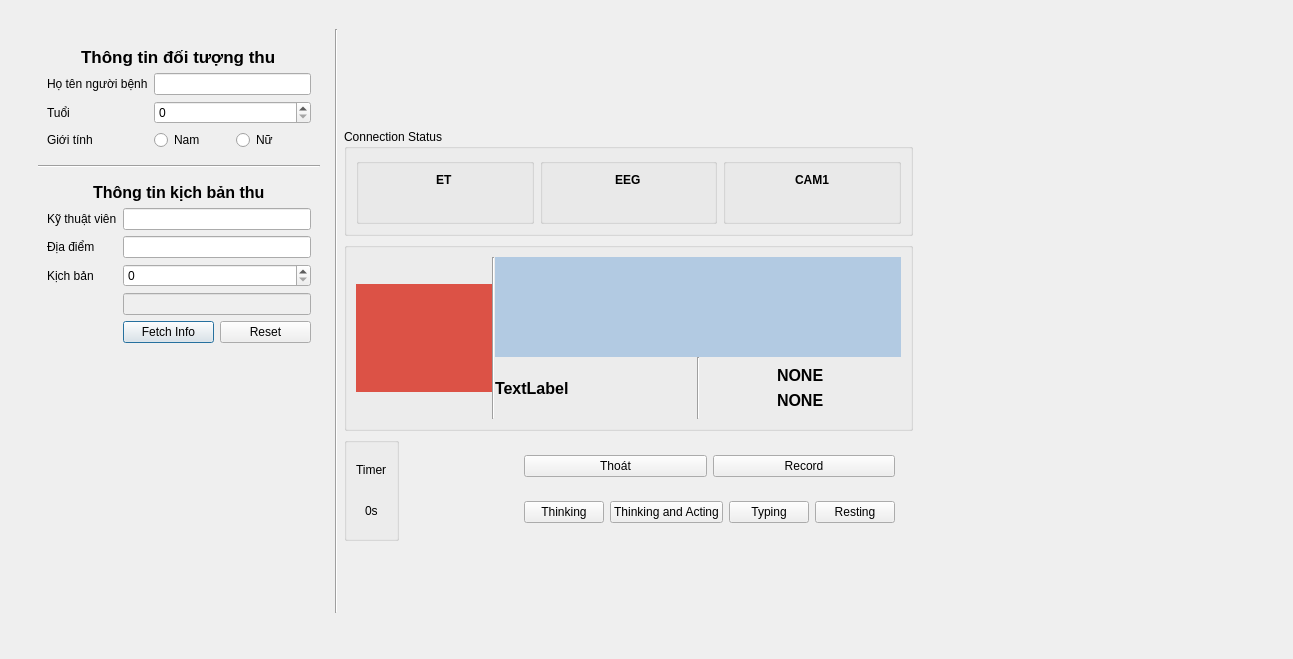
Above: UiFiles/createSample.ui from dangkh/UIDataCollection before the change. Below: the same form after it.
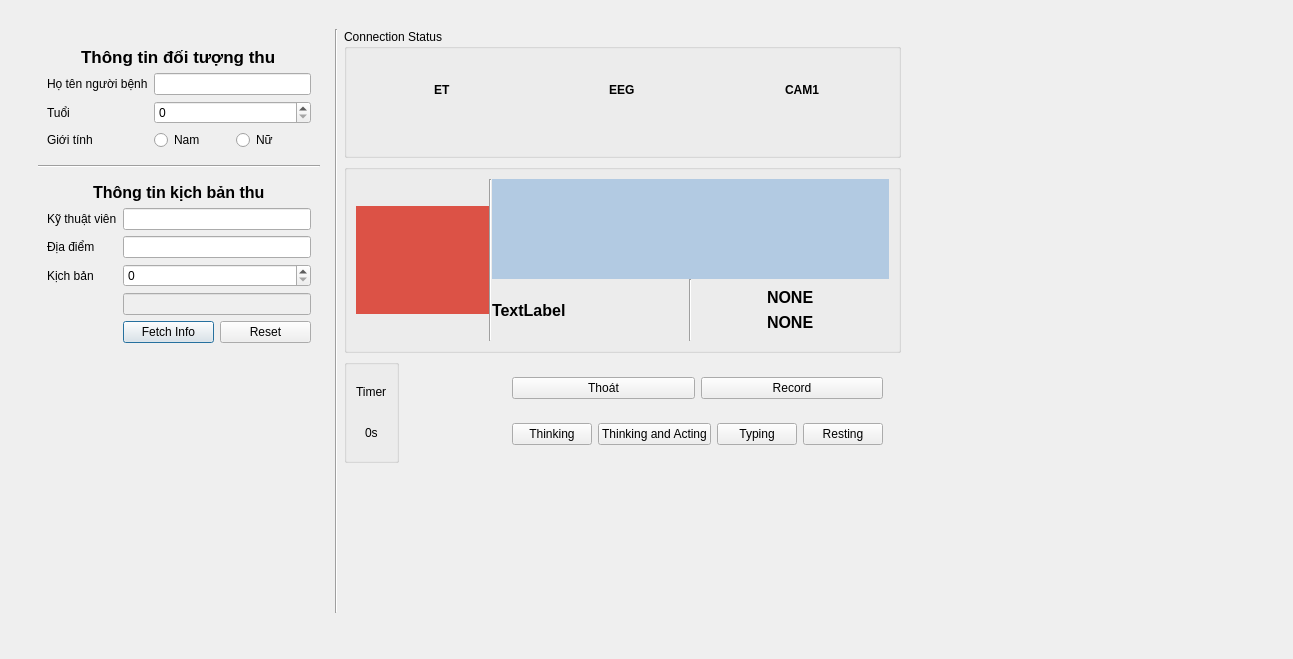
That is the form after the change. Icons and pictures are not drawn.

Commit message: add HMI logo

Patch:
```diff
--- a/UiFiles/createSample.ui
+++ b/UiFiles/createSample.ui
@@ -253,8 +253,8 @@
            <rect>
             <x>0</x>
             <y>0</y>
-            <width>569</width>
-            <height>512</height>
+            <width>557</width>
+            <height>434</height>
            </rect>
           </property>
           <layout class="QGridLayout" name="layoutVisual" rowstretch="2,0,0,0">
@@ -370,165 +370,6 @@
              </item>
             </layout>
            </item>
-           <item row="1" column="0">
-            <widget class="QGroupBox" name="widSignal">
-             <property name="styleSheet">
-              <string notr="true"/>
-             </property>
-             <property name="title">
-              <string>Connection Status</string>
-             </property>
-             <layout class="QHBoxLayout" name="horizontalLayout_6">
-              <item>
-               <widget class="QGroupBox" name="groupBox_2">
-                <property name="title">
-                 <string/>
-                </property>
-                <layout class="QVBoxLayout" name="verticalLayout_4">
-                 <item alignment="Qt::AlignHCenter">
-                  <widget class="QLabel" name="label_ET">
-                   <property name="font">
-                    <font>
-                     <weight>75</weight>
-                     <bold>true</bold>
-                    </font>
-                   </property>
-                   <property name="text">
-                    <string>ET</string>
-                   </property>
-                  </widget>
-                 </item>
-                 <item alignment="Qt::AlignHCenter">
-                  <widget class="QToolButton" name="SignalET">
-                   <property name="enabled">
-                    <bool>false</bool>
-                   </property>
-                   <property name="styleSheet">
-                    <string notr="true">background-color: rgba(255,255,255,0);border: 0px;</string>
-                   </property>
-                   <property name="text">
-                    <string/>
-                   </property>
-                   <property name="icon">
-                    <iconset>
-                     <normaloff>../redBtn.png</normaloff>
-                     <normalon>../greenbt2.png</normalon>
-                     <disabledoff>../greenbt2.png</disabledoff>
-                     <disabledon>../redBtn.png</disabledon>
-                     <selectedoff>../redBtn.png</selectedoff>../redBtn.png</iconset>
-                   </property>
-                   <property name="checkable">
-                    <bool>true</bool>
-                   </property>
-                   <property name="checked">
-                    <bool>true</bool>
-                   </property>
-                  </widget>
-                 </item>
-                </layout>
-               </widget>
-              </item>
-              <item>
-               <widget class="QGroupBox" name="groupBox_3">
-                <property name="title">
-                 <string/>
-                </property>
-                <layout class="QVBoxLayout" name="verticalLayout_5">
-                 <item alignment="Qt::AlignHCenter">
-                  <widget class="QLabel" name="label_EEG">
-                   <property name="font">
-                    <font>
-                     <weight>75</weight>
-                     <bold>true</bold>
-                    </font>
-                   </property>
-                   <property name="text">
-                    <string>EEG</string>
-                   </property>
-                  </widget>
-                 </item>
-                 <item alignment="Qt::AlignHCenter">
-                  <widget class="QToolButton" name="SignalEEG">
-                   <property name="enabled">
-                    <bool>false</bool>
-                   </property>
-                   <property name="styleSheet">
-                    <string notr="true">background-color: rgba(255,255,255,0);border: 0px;</string>
-                   </property>
-                   <property name="text">
-                    <string/>
-                   </property>
-                   <property name="icon">
-                    <iconset>
-                     <normaloff>../redBtn.png</normaloff>
-                     <normalon>../greenbt2.png</normalon>
-                     <disabledoff>../greenbt2.png</disabledoff>
-                     <disabledon>../redBtn.png</disabledon>
-                     <selectedoff>../redBtn.png</selectedoff>../redBtn.png</iconset>
-                   </property>
-                   <property name="checkable">
-                    <bool>true</bool>
-                   </property>
-                   <property name="checked">
-                    <bool>true</bool>
-                   </property>
-                  </widget>
-                 </item>
-                </layout>
-               </widget>
-              </item>
-              <item>
-               <widget class="QGroupBox" name="groupBox_4">
-                <property name="title">
-                 <string/>
-                </property>
-                <layout class="QVBoxLayout" name="verticalLayout_6">
-                 <item alignment="Qt::AlignHCenter">
-                  <widget class="QLabel" name="label_CAM1">
-                   <property name="font">
-                    <font>
-                     <weight>75</weight>
-                     <bold>true</bold>
-                    </font>
-                   </property>
-                   <property name="text">
-                    <string>CAM1</string>
-                   </property>
-                  </widget>
-                 </item>
-                 <item alignment="Qt::AlignHCenter">
-                  <widget class="QToolButton" name="SignalCAM1">
-                   <property name="enabled">
-                    <bool>false</bool>
-                   </property>
-                   <property name="styleSheet">
-                    <string notr="true">background-color: rgba(255,255,255,0);border: 0px;</string>
-                   </property>
-                   <property name="text">
-                    <string/>
-                   </property>
-                   <property name="icon">
-                    <iconset>
-                     <normaloff>../redBtn.png</normaloff>
-                     <normalon>../greenbt2.png</normalon>
-                     <disabledoff>../greenbt2.png</disabledoff>
-                     <disabledon>../redBtn.png</disabledon>
-                     <selectedoff>../redBtn.png</selectedoff>../redBtn.png</iconset>
-                   </property>
-                   <property name="checkable">
-                    <bool>true</bool>
-                   </property>
-                   <property name="checked">
-                    <bool>true</bool>
-                   </property>
-                  </widget>
-                 </item>
-                </layout>
-               </widget>
-              </item>
-             </layout>
-            </widget>
-           </item>
            <item row="2" column="0">
             <widget class="QGroupBox" name="">
              <layout class="QHBoxLayout" name="hLayoutData" stretch="1,0,3">
@@ -611,6 +452,12 @@
                   </item>
                   <item>
                    <widget class="QFrame" name="">
+                    <property name="maximumSize">
+                     <size>
+                      <width>200</width>
+                      <height>16777215</height>
+                     </size>
+                    </property>
                     <layout class="QVBoxLayout" name="vLayoutETch">
                      <item alignment="Qt::AlignHCenter|Qt::AlignVCenter">
                       <widget class="QLabel" name="position">
@@ -653,6 +500,156 @@
              </layout>
             </widget>
            </item>
+           <item row="0" column="0">
+            <widget class="QGroupBox" name="widSignal">
+             <property name="styleSheet">
+              <string notr="true"/>
+             </property>
+             <property name="title">
+              <string>Connection Status</string>
+             </property>
+             <layout class="QHBoxLayout" name="horizontalLayout_6">
+              <item>
+               <widget class="QFrame" name="frame_2">
+                <layout class="QVBoxLayout" name="verticalLayout_4">
+                 <item alignment="Qt::AlignHCenter">
+                  <widget class="QLabel" name="label_ET">
+                   <property name="font">
+                    <font>
+                     <weight>75</weight>
+                     <bold>true</bold>
+                    </font>
+                   </property>
+                   <property name="text">
+                    <string>ET</string>
+                   </property>
+                  </widget>
+                 </item>
+                 <item alignment="Qt::AlignHCenter">
+                  <widget class="QToolButton" name="SignalET">
+                   <property name="enabled">
+                    <bool>false</bool>
+                   </property>
+                   <property name="styleSheet">
+                    <string notr="true">background-color: rgba(255,255,255,0);border: 0px;</string>
+                   </property>
+                   <property name="text">
+                    <string/>
+                   </property>
+                   <property name="icon">
+                    <iconset>
+                     <normaloff>../redBtn.png</normaloff>
+                     <normalon>../greenbt2.png</normalon>
+                     <disabledoff>../greenbt2.png</disabledoff>
+                     <disabledon>../redBtn.png</disabledon>
+                     <selectedoff>../redBtn.png</selectedoff>../redBtn.png</iconset>
+                   </property>
+                   <property name="checkable">
+                    <bool>true</bool>
+                   </property>
+                   <property name="checked">
+                    <bool>true</bool>
+                   </property>
+                  </widget>
+                 </item>
+                </layout>
+               </widget>
+              </item>
+              <item>
+               <widget class="QFrame" name="frame_3">
+                <layout class="QVBoxLayout" name="verticalLayout_5">
+                 <item alignment="Qt::AlignHCenter">
+                  <widget class="QLabel" name="label_EEG">
+                   <property name="font">
+                    <font>
+                     <weight>75</weight>
+                     <bold>true</bold>
+                    </font>
+                   </property>
+                   <property name="text">
+                    <string>EEG</string>
+                   </property>
+                  </widget>
+                 </item>
+                 <item alignment="Qt::AlignHCenter">
+                  <widget class="QToolButton" name="SignalEEG">
+                   <property name="enabled">
+                    <bool>false</bool>
+                   </property>
+                   <property name="styleSheet">
+                    <string notr="true">background-color: rgba(255,255,255,0);border: 0px;</string>
+                   </property>
+                   <property name="text">
+                    <string/>
+                   </property>
+                   <property name="icon">
+                    <iconset>
+                     <normaloff>../redBtn.png</normaloff>
+                     <normalon>../greenbt2.png</normalon>
+                     <disabledoff>../greenbt2.png</disabledoff>
+                     <disabledon>../redBtn.png</disabledon>
+                     <selectedoff>../redBtn.png</selectedoff>../redBtn.png</iconset>
+                   </property>
+                   <property name="checkable">
+                    <bool>true</bool>
+                   </property>
+                   <property name="checked">
+                    <bool>true</bool>
+                   </property>
+                  </widget>
+                 </item>
+                </layout>
+               </widget>
+              </item>
+              <item>
+               <widget class="QFrame" name="frame_4">
+                <layout class="QVBoxLayout" name="verticalLayout_6">
+                 <item alignment="Qt::AlignHCenter">
+                  <widget class="QLabel" name="label_CAM1">
+                   <property name="font">
+                    <font>
+                     <weight>75</weight>
+                     <bold>true</bold>
+                    </font>
+                   </property>
+                   <property name="text">
+                    <string>CAM1</string>
+                   </property>
+                  </widget>
+                 </item>
+                 <item alignment="Qt::AlignHCenter">
+                  <widget class="QToolButton" name="SignalCAM1">
+                   <property name="enabled">
+                    <bool>false</bool>
+                   </property>
+                   <property name="styleSheet">
+                    <string notr="true">background-color: rgba(255,255,255,0);border: 0px;</string>
+                   </property>
+                   <property name="text">
+                    <string/>
+                   </property>
+                   <property name="icon">
+                    <iconset>
+                     <normaloff>../redBtn.png</normaloff>
+                     <normalon>../greenbt2.png</normalon>
+                     <disabledoff>../greenbt2.png</disabledoff>
+                     <disabledon>../redBtn.png</disabledon>
+                     <selectedoff>../redBtn.png</selectedoff>../redBtn.png</iconset>
+                   </property>
+                   <property name="checkable">
+                    <bool>true</bool>
+                   </property>
+                   <property name="checked">
+                    <bool>true</bool>
+                   </property>
+                  </widget>
+                 </item>
+                </layout>
+               </widget>
+              </item>
+             </layout>
+            </widget>
+           </item>
           </layout>
          </widget>
         </widget>
```
Left out of the diff: 13 changed lines with no effect on the pictures. The commit also changes 1 other file.
